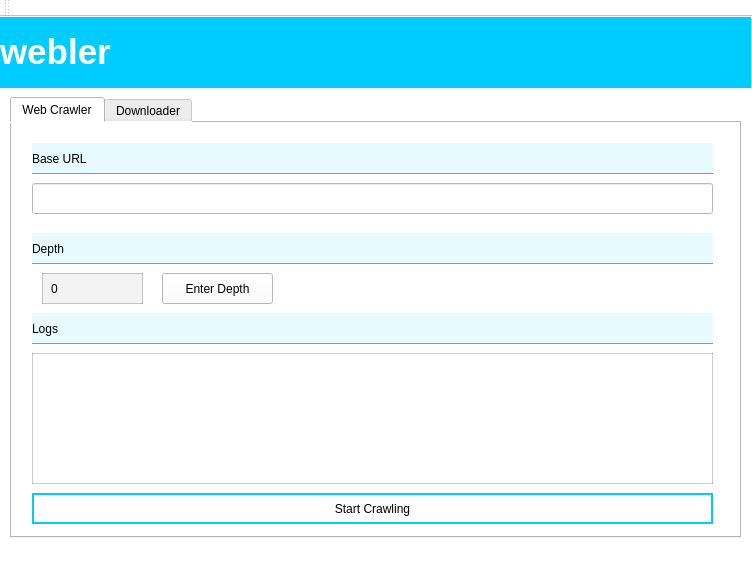
The window that desktop_app/webler/mainwindow.ui (SDey96/libwebler) describes before a commit, drawn with Qt 5.
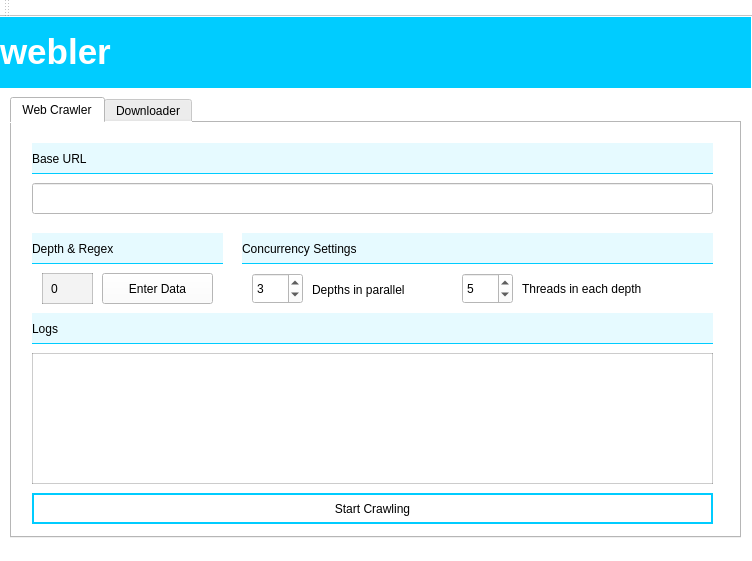
The same window after the commit. The open tabs and pages were chosen to show the change.

Commit message: Desktop app: Concurrency options for web crawler, updated UI for downloader, added comment in src code

```diff
--- a/desktop_app/webler/mainwindow.ui
+++ b/desktop_app/webler/mainwindow.ui
@@ -113,7 +113,7 @@
        <rect>
         <x>20</x>
         <y>110</y>
-        <width>681</width>
+        <width>191</width>
         <height>31</height>
        </rect>
       </property>
@@ -123,7 +123,7 @@
 padding-left: 1em;</string>
       </property>
       <property name="text">
-       <string>Depth</string>
+       <string>Depth &amp; Regex</string>
       </property>
      </widget>
      <widget class="QLabel" name="depthValue">
@@ -131,7 +131,7 @@
        <rect>
         <x>30</x>
         <y>150</y>
-        <width>101</width>
+        <width>51</width>
         <height>31</height>
        </rect>
       </property>
@@ -147,14 +147,14 @@
      <widget class="QPushButton" name="getDepth">
       <property name="geometry">
        <rect>
-        <x>150</x>
+        <x>90</x>
         <y>150</y>
         <width>111</width>
         <height>31</height>
        </rect>
       </property>
       <property name="text">
-       <string>Enter Depth</string>
+       <string>Enter Data</string>
       </property>
      </widget>
      <widget class="QLabel" name="depthHead_2">
@@ -204,6 +204,82 @@
        <string notr="true">border: 1px solid rgba(0,0,0,0.2);</string>
       </property>
      </widget>
+     <widget class="QSpinBox" name="depthBox">
+      <property name="geometry">
+       <rect>
+        <x>240</x>
+        <y>150</y>
+        <width>51</width>
+        <height>31</height>
+       </rect>
+      </property>
+      <property name="minimum">
+       <number>1</number>
+      </property>
+      <property name="value">
+       <number>3</number>
+      </property>
+     </widget>
+     <widget class="QSpinBox" name="threadBox">
+      <property name="geometry">
+       <rect>
+        <x>450</x>
+        <y>150</y>
+        <width>51</width>
+        <height>31</height>
+       </rect>
+      </property>
+      <property name="minimum">
+       <number>1</number>
+      </property>
+      <property name="value">
+       <number>5</number>
+      </property>
+     </widget>
+     <widget class="QLabel" name="label_2">
+      <property name="geometry">
+       <rect>
+        <x>300</x>
+        <y>156</y>
+        <width>121</width>
+        <height>21</height>
+       </rect>
+      </property>
+      <property name="text">
+       <string>Depths in parallel</string>
+      </property>
+     </widget>
+     <widget class="QLabel" name="label_3">
+      <property name="geometry">
+       <rect>
+        <x>510</x>
+        <y>150</y>
+        <width>161</width>
+        <height>31</height>
+       </rect>
+      </property>
+      <property name="text">
+       <string>Threads in each depth</string>
+      </property>
+     </widget>
+     <widget class="QLabel" name="depthHead_3">
+      <property name="geometry">
+       <rect>
+        <x>230</x>
+        <y>110</y>
+        <width>471</width>
+        <height>31</height>
+       </rect>
+      </property>
+      <property name="styleSheet">
+       <string notr="true">background: rgba(0,204,255,0.1);
+border-bottom: 1px solid rgba(0,204,255,1);
+padding-left: 1em;</string>
+      </property>
+      <property name="text">
+       <string>Concurrency Settings</string>
+      </property>
+     </widget>
     </widget>
     <widget class="QWidget" name="tab_2">
      <attribute name="title">
```
Left out of the diff: 2 changed lines with no effect on the pictures. The commit also changes 4 other files.
